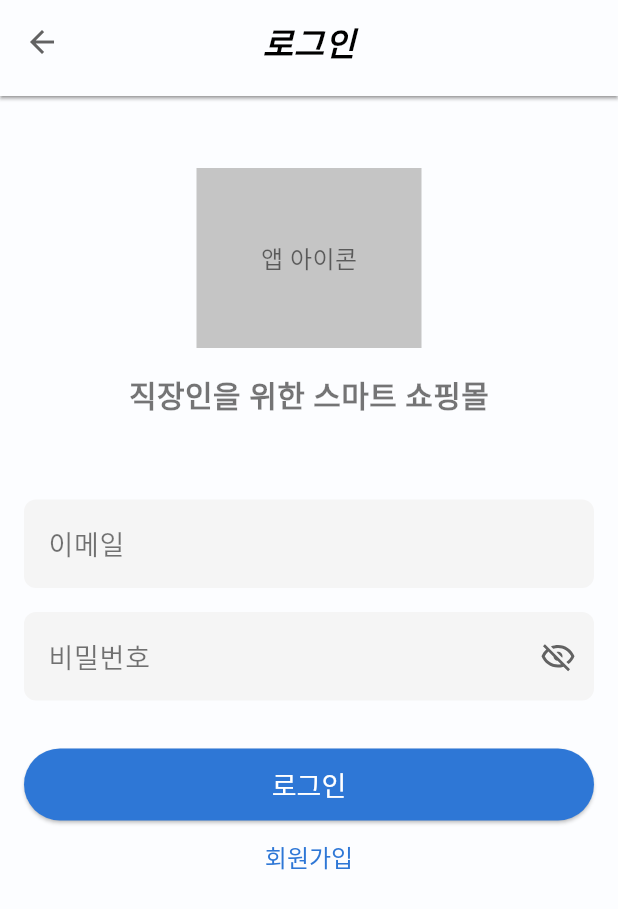
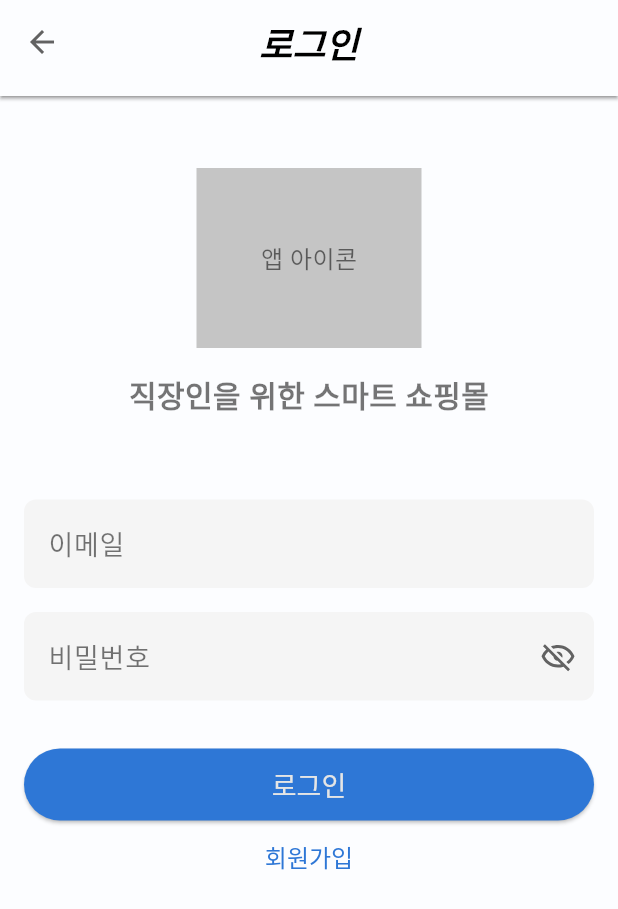
Before and after one commit to LIKELION-Android-Bootcamp-4th/AOS-04-officeShoppingMall, a Flutter app: the screen it shows after launch, after a tap on "로그인", on a phone screen of 412 x 824 dp. Shown: the top 909 px of the screen. Run offline on Flutter 3.47's test engine with Material 3 defaults, Android fonts, the phone set to English and light mode, and no system bars; our stand-ins replace dio, flutter_svg, google_fonts, pretty_dio_logger.

Commit message:
refactor 공통 디자인 적용

```diff
--- a/lib/feature/auth/ui/login_button.dart
+++ /dev/null
@@ -1,19 +0,0 @@
-import 'package:flutter/material.dart';
-import 'package:office_shopping_mall/core/constants/app_colors.dart';
-
-class LoginButton extends StatelessWidget{
-  @override
-  Widget build(BuildContext context) {
-    return Container(
-      child:
-        ElevatedButton(
-          onPressed: () {},
-          child: Text(
-            "로그인",
-            style: TextStyle(color: Color(0xFFFFFFFF),
-            fontSize: 18),
-          ),
-        ),
-    );
-  }
-}
--- a/lib/feature/auth/ui/login_screen.dart
+++ b/lib/feature/auth/ui/login_screen.dart
@@ -15,12 +15,8 @@ class LoginScreen extends StatelessWidget {
     return Scaffold(
       appBar: CustomAppBar(
         title: "로그인",
-        centerTitle: true,
-        titleTextStyle: GoogleFonts.notoSans(
-          fontSize: 22,
-          fontWeight: FontWeight.w900,
-          letterSpacing: 0.5,
-        ),
+        centerTitle: true, //appTextTheme().headlineLarge
+        titleTextStyle: Theme.of(context).textTheme.headlineMedium,
       ),
       body: SingleChildScrollView(
         child: Padding(
@@ -34,7 +30,13 @@ class LoginScreen extends StatelessWidget {
 
                 SizedBox(height: 32),
 
-                LoginButton(),
+                ElevatedButton(
+                  onPressed: () {},
+                  child: Text(
+                    "로그인",
+                  ),
+                ),
+
                 GoSignUpButton(),
               ],
             ),
--- a/lib/feature/auth/ui/signup_form.dart
+++ b/lib/feature/auth/ui/signup_form.dart
@@ -1,4 +1,5 @@
 import 'package:flutter/material.dart';
+import 'package:flutter_svg/svg.dart';
 
 import '../../../core/theme/app_colors.dart';
 
@@ -92,6 +93,9 @@ class SignUpFormState extends State<SignUpForm> {
                       borderSide: BorderSide(color: AppColors.gray600, width: 1.5)
                   ),
                   floatingLabelBehavior: FloatingLabelBehavior.always,
+                  errorStyle: TextStyle(
+                    color: AppColors.red600
+                  ),
                   filled: false,
                   labelText: "이름",
                 ),
@@ -117,6 +121,9 @@ class SignUpFormState extends State<SignUpForm> {
                       borderSide: BorderSide(color: AppColors.gray600, width: 1.5)
                   ),
                   floatingLabelBehavior: FloatingLabelBehavior.always,
+                  errorStyle: TextStyle(
+                      color: AppColors.red600
+                  ),
                   filled: false,
                   labelText: "이메일",
                   hintText: "예) Walkin@walkin.co.kr",
@@ -143,7 +150,7 @@ class SignUpFormState extends State<SignUpForm> {
               TextFormField(
                 controller: _pwController,
                 keyboardType: TextInputType.text,
-                textInputAction: TextInputAction.done,
+                textInputAction: TextInputAction.next,
                 obscureText: _showVisibleIcon,
                 decoration: InputDecoration(
                   enabledBorder: UnderlineInputBorder(
@@ -154,13 +161,19 @@ class SignUpFormState extends State<SignUpForm> {
                   ),
                   floatingLabelBehavior: FloatingLabelBehavior.always,
                   filled: false,
+                  errorStyle: TextStyle(
+                      color: AppColors.red600
+                  ),
                   labelText: "비밀번호",
                   suffixIcon: IconButton(
                     onPressed: _changeVisibilityIcon,
                     icon: _showVisibleIcon
-                        ? Icon(Icons.visibility_off_outlined)
-                        : Icon(Icons.visibility),
-                  ),
+                        ? SvgPicture.asset('images/icon/ic_invisible.svg')
+                        : SvgPicture.asset(
+                      'images/icon/ic_visible.svg',
+                      colorFilter: const ColorFilter.mode(Color(0x80000000), BlendMode.srcIn),
+                    ),
+                    ),
                 ),
                 validator: (value){
                   if(_pwController.text.isEmpty) {
@@ -188,6 +201,9 @@ class SignUpFormState extends State<SignUpForm> {
                   ),
                   floatingLabelBehavior: FloatingLabelBehavior.always,
                   filled: false,
+                  errorStyle: TextStyle(
+                      color: AppColors.red600
+                  ),
                   labelText: "비밀번호 확인",
                 ),
                 validator: (value){
--- a/lib/feature/auth/ui/signup_screen.dart
+++ b/lib/feature/auth/ui/signup_screen.dart
@@ -1,34 +1,26 @@
 import 'package:flutter/material.dart';
 import 'package:google_fonts/google_fonts.dart';
+import 'package:office_shopping_mall/core/theme/theme.dart';
 import 'package:office_shopping_mall/feature/auth/ui/auth_header.dart';
 import 'package:office_shopping_mall/feature/auth/ui/signup_form.dart';
 
 import '../../../core/widgets/custom_app_bar.dart';
 
 class SignupScreen extends StatelessWidget {
-
   @override
   Widget build(BuildContext context) {
     return Scaffold(
-        appBar: CustomAppBar(
-          title: "회원가입",
-          centerTitle: true,
-          titleTextStyle: GoogleFonts.notoSans(
-              fontSize: 22,
-              fontWeight: FontWeight.w900,
-            letterSpacing: 0.5
-          ),
+      appBar: CustomAppBar(
+        title: "회원가입",
+        centerTitle: true, //appTextTheme().headlineLarge
+        titleTextStyle: Theme.of(context).textTheme.headlineMedium,
+      ),
+      body: Padding(
+        padding: EdgeInsets.fromLTRB(16, 48, 16, 16),
+        child: SingleChildScrollView(
+          child: Column(children: [AuthHeader(), SignUpForm()]),
         ),
-        body: Padding(padding: EdgeInsets.fromLTRB(16, 48, 16, 16),
-          child:SingleChildScrollView(
-            child:  Column(
-              children: [
-                AuthHeader(),
-                SignUpForm(),
-              ],
-            ),
-          ),
-        ),
+      ),
     );
   }
 }
```
